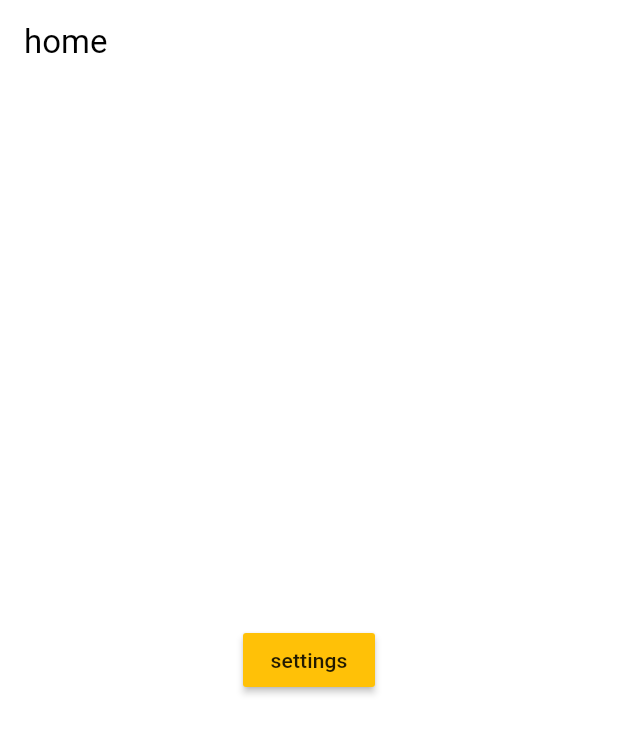
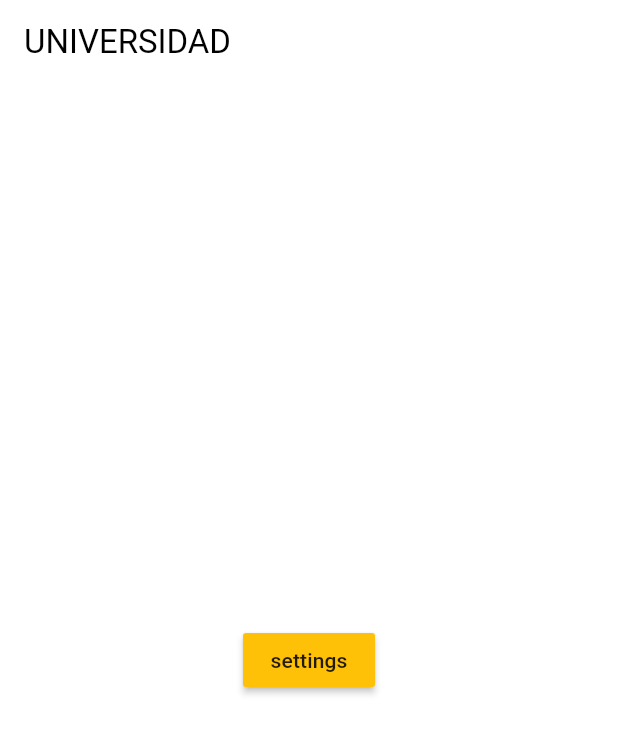
Before and after one commit to JavierPrado18/gestor-tramites-flutter, a Flutter app: the screen it shows after launch, on a phone screen of 412 x 824 dp. Shown: the top 734 px of the screen. Run offline on Flutter 3.47's test engine with Material 2 defaults, Android fonts, the light colour scheme and no system bars; our stand-ins replace settings_ui, shared_preferences.

Commit message:
mis cambiose

```diff
--- a/lib/screens/home_screen.dart
+++ b/lib/screens/home_screen.dart
@@ -8,9 +8,11 @@ class HomeScreem extends StatelessWidget {
   Widget build(BuildContext context) {
     return Scaffold(
       appBar: AppBar(
-        title:const  Text("home"),
+        title:const  Text("UNIVERSIDAD"),
       ),
       body: Center(
+
+
         //solo para que me lleve a config
         child: MaterialButton(onPressed: () {
           Navigator.push(context,
@@ -22,6 +24,55 @@ class HomeScreem extends StatelessWidget {
         color: Colors.amber,
         ),
       ),
-    );
+      //drawer: Drawer(
+      //  child: ListView(
+      //    children: <Widget> [
+      //     const  UserAccountsDrawerHeader(
+      //       accountName: Text('Universidad'),
+      //       accountEmail: Text('Universidad@gmail.com'),
+      //       currentAccountPicture: CircleAvatar(
+      //        backgroundColor: Color.fromARGB(255, 47, 153, 5),
+      //        child: Text(
+      //          'U',
+      //          style: TextStyle(fontSize: 50),
+      //          ),
+      //        ),
+      //       ),
+      //       ListTile(
+      //        title: Text('Perfil'),
+      //        leading: Icon(Icons.person),
+      //        onTap: (){},
+      //      ),
+      //      Container(
+      //        child: ListTile(
+      //          title: Text('Tramites'),
+      //          leading: Icon(Icons.description),
+      //          onTap: (){},
+      //        ),
+      //
+      //      ),
+      //      ListTile(
+      //        title: Text('Configuraciones'),
+      //        leading: Icon(Icons.settings),
+      //        onTap: (){},
+      //      ),
+      //      ListTile(
+      //        title: Text('Cerrar Sesion'),
+      //        leading: Icon(Icons.verified),
+      //        onTap: (){},
+      //      ),
+      //       ListTile(
+      //        title: Text('Acerca'),
+      //        leading: Icon(Icons.info),
+      //        onTap: (){},
+      //      ),
+      //    ],
+      //
+      //  ),
+      //
+      //),
+      //
+    );//
+
   }
 }
--- a/lib/screens/index.dart
+++ b/lib/screens/index.dart
@@ -1,3 +1,2 @@
 export 'package:proyecto1/screens/home_screen.dart';
-
 export  'package:proyecto1/screens/config_screen.dart';
```
